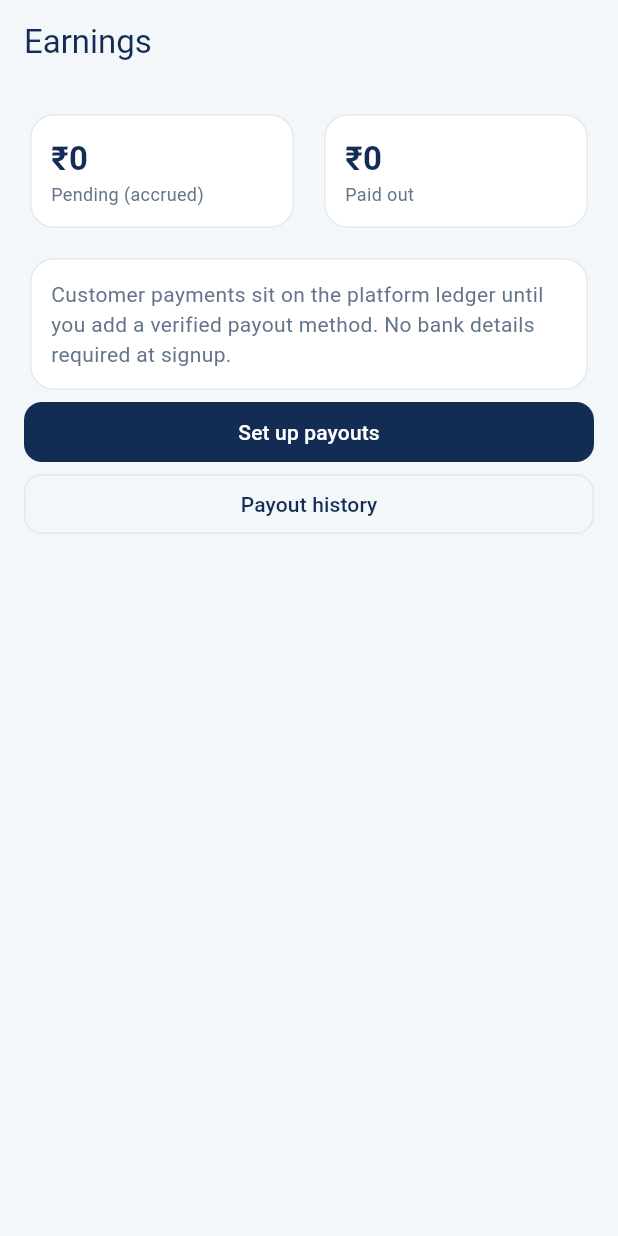
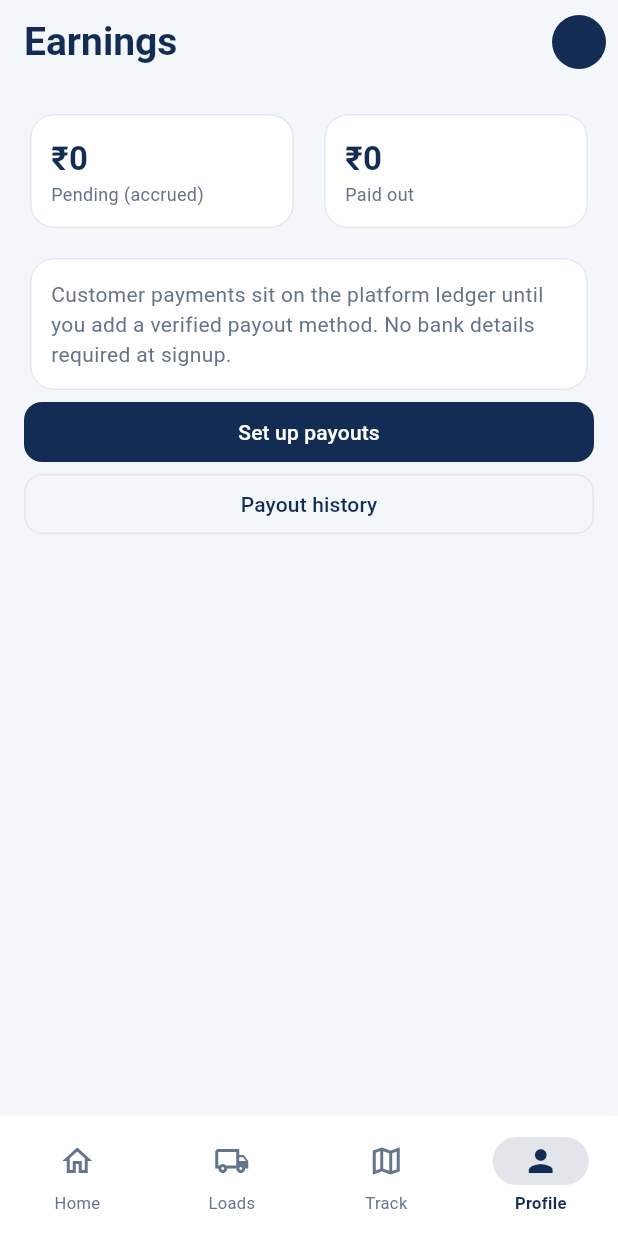
Before and after one commit to uwais/naviG8r, a Flutter app: the screen it shows after launch, item 4 of the bottom bar chosen, after a tap on "Earnings & payouts", on a phone screen of 412 x 824 dp. Run offline on Flutter 3.47's test engine with Material 3 defaults, Android fonts, the phone set to English and light mode, and no system bars; our stand-ins replace dio, flutter_secure_storage, geolocator, go_router, google_maps_flutter; missing offline and left inert: razorpay_flutter; network calls fail.

Commit message:
Fix driver shell navigation for Flutter 3.22 and stable back stack.
Use go_router ShellRoute so the bottom nav stays mounted through trip,
POD, and earnings flows. Drill-down routes use push/pop; tab switches use
go. Replace onPopInvokedWithResult with onPopInvoked for Flutter 3.22.

Co-authored-by: Cursor <cursoragent@cursor.com>

```diff
--- a/apps/driver_pilot/lib/driver_flow.dart
+++ b/apps/driver_pilot/lib/driver_flow.dart
@@ -11,23 +11,46 @@ import "location_editor.dart";
 import "maps_config.dart";
 import "pilot_api.dart";
 
-/// Bottom-nav shell for the carrier driver journey.
+/// Nested navigator for the driver shell (tabs + pushed detail routes).
+final GlobalKey<NavigatorState> driverShellNavigatorKey = GlobalKey<NavigatorState>();
+
+/// App bar title from the current driver route.
+String driverShellTitle(String path) {
+  if (path == "/driver") return "NaviG8r";
+  if (path.startsWith("/driver/loads")) return "Loads";
+  if (path.startsWith("/driver/track")) return "Track";
+  if (path.startsWith("/driver/profile")) return "Profile";
+  if (path.startsWith("/driver/trip/")) return "Active trip";
+  if (path.startsWith("/driver/shipment/")) return "Proof of delivery";
+  if (path.startsWith("/driver/earnings")) return "Earnings";
+  if (path.startsWith("/driver/payout-setup")) return "Payout method";
+  if (path.startsWith("/driver/payout-history")) return "Payout history";
+  return "NaviG8r";
+}
+
+/// Bottom-nav shell for the carrier driver journey (single instance via [ShellRoute]).
 class DriverShell extends StatelessWidget {
   const DriverShell({
     required this.title,
     required this.currentPath,
-    required this.body,
+    required this.child,
     this.actions,
+    this.showBottomNav = true,
     super.key,
   });
 
   final String title;
   final String currentPath;
-  final Widget body;
+  final Widget child;
   final List<Widget>? actions;
+  final bool showBottomNav;
 
   int _indexForPath(String path) {
-    if (path.startsWith("/driver/loads")) return 1;
+    if (path.startsWith("/driver/loads") ||
+        path.startsWith("/driver/trip/") ||
+        path.startsWith("/driver/shipment/")) {
+      return 1;
+    }
     if (path.startsWith("/driver/track")) return 2;
     if (path.startsWith("/driver/profile") ||
         path.startsWith("/driver/earnings") ||
@@ -54,8 +77,26 @@ class DriverShell extends StatelessWidget {
   @override
   Widget build(BuildContext context) {
     final selected = _indexForPath(currentPath);
-    return Scaffold(
+    final shellNav = Navigator.of(context);
+    final canPop = shellNav.canPop();
+
+    return PopScope(
+      canPop: canPop,
+      onPopInvoked: (didPop) {
+        if (didPop) return;
+        // Tab roots have no stack entry — back goes to driver home instead of crashing.
+        if (currentPath != "/driver" && currentPath.startsWith("/driver")) {
+          context.go("/driver");
+        }
+      },
+      child: Scaffold(
         appBar: AppBar(
+          leading: canPop
+              ? IconButton(
+                  icon: const Icon(Icons.arrow_back),
+                  onPressed: () => context.pop(),
+                )
+              : null,
           title: Text(title, style: const TextStyle(fontWeight: FontWeight.w700, fontSize: 26)),
           actions: [
             if (actions != null) ...actions!,
@@ -65,8 +106,9 @@ class DriverShell extends StatelessWidget {
             ),
           ],
         ),
-      body: SafeArea(child: body),
-      bottomNavigationBar: NavigationBar(
+        body: SafeArea(child: child),
+        bottomNavigationBar: showBottomNav
+            ? NavigationBar(
                 selectedIndex: selected,
                 onDestinationSelected: (index) {
                   final target = _pathForIndex(index);
@@ -82,6 +124,8 @@ class DriverShell extends StatelessWidget {
                   NavigationDestination(icon: Icon(Icons.map_outlined), selectedIcon: Icon(Icons.map), label: "Track"),
                   NavigationDestination(icon: Icon(Icons.person_outline), selectedIcon: Icon(Icons.person), label: "Profile"),
                 ],
+              )
+            : null,
       ),
     );
   }
@@ -92,10 +136,7 @@ class DriverWelcomeScreen extends StatelessWidget {
 
   @override
   Widget build(BuildContext context) {
-    return DriverShell(
-      title: "NaviG8r",
-      currentPath: "/driver",
-      body: Padding(
+    return Padding(
       padding: const EdgeInsets.all(20),
       child: Column(
         crossAxisAlignment: CrossAxisAlignment.stretch,
@@ -133,7 +174,6 @@ class DriverWelcomeScreen extends StatelessWidget {
           const SizedBox(height: 8),
           TextButton(onPressed: () => context.go("/pilot-lab"), child: const Text("Developer lab")),
         ],
-        ),
       ),
     );
   }
@@ -513,10 +553,7 @@ class _DriverLoadsScreenState extends State<DriverLoadsScreen> {
   Widget build(BuildContext context) {
     final summary = _loadsSummary();
 
-    return DriverShell(
-      title: "Loads",
-      currentPath: "/driver/loads",
-      body: RefreshIndicator(
+    return RefreshIndicator(
         onRefresh: _load,
         child: ListView(
           physics: const AlwaysScrollableScrollPhysics(),
@@ -597,10 +634,9 @@ class _DriverLoadsScreenState extends State<DriverLoadsScreen> {
                 padding: EdgeInsets.only(top: 24),
                 child: Text("No trips match these filters.", style: TextStyle(color: DriverTheme.muted)),
               ),
-            ..._filtered.map((t) => _LoadCard(trip: t, onView: () => context.go("/driver/trip/${t["id"]}/active"))),
+            ..._filtered.map((t) => _LoadCard(trip: t, onView: () => context.push("/driver/trip/${t["id"]}/active"))),
             const SizedBox(height: 24),
           ],
-        ),
         ),
     );
   }
@@ -754,10 +790,7 @@ class _DriverTrackScreenState extends State<DriverTrackScreen> {
 
   @override
   Widget build(BuildContext context) {
-    return DriverShell(
-      title: "Track",
-      currentPath: "/driver/track",
-      body: RefreshIndicator(
+    return RefreshIndicator(
         onRefresh: _load,
         child: ListView(
           padding: const EdgeInsets.all(16),
@@ -776,11 +809,10 @@ class _DriverTrackScreenState extends State<DriverTrackScreen> {
                 title: Text("${t["originCity"]} → ${t["destCity"]}"),
                 subtitle: Text("Reserved ${t["reservedKg"]}kg · ${t["status"]}"),
                 trailing: const Icon(Icons.chevron_right),
-                onTap: () => context.go("/driver/trip/${t["id"]}/active"),
+                onTap: () => context.push("/driver/trip/${t["id"]}/active"),
               ),
             ),
           ],
-        ),
         ),
       );
   }
@@ -791,10 +823,7 @@ class DriverProfileScreen extends StatelessWidget {
 
   @override
   Widget build(BuildContext context) {
-    return DriverShell(
-      title: "Profile",
-      currentPath: "/driver/profile",
-      body: ListView(
+    return ListView(
       padding: const EdgeInsets.all(16),
       children: [
         Card(
@@ -808,7 +837,7 @@ class DriverProfileScreen extends StatelessWidget {
           title: const Text("Earnings & payouts"),
           subtitle: Text(DriverSession.payoutSetupComplete ? "Payout method on file" : "Set up before first transfer"),
           trailing: const Icon(Icons.chevron_right),
-            onTap: () => context.go("/driver/earnings"),
+          onTap: () => context.push("/driver/earnings"),
         ),
         ListTile(
           leading: const Icon(Icons.add_road, color: DriverTheme.navy),
@@ -825,7 +854,6 @@ class DriverProfileScreen extends StatelessWidget {
           },
         ),
       ],
-      ),
     );
   }
 }
@@ -920,9 +948,7 @@ class _DriverActiveTripScreenState extends State<DriverActiveTripScreen> {
 
     final mapsKeyMissing = kMapsApiKey.isEmpty;
 
-    return Scaffold(
-      appBar: AppBar(title: Text(trip == null ? "Active trip" : "${trip["originCity"]} → ${trip["destCity"]}")),
-      body: _loading
+    return _loading
           ? const Center(child: CircularProgressIndicator())
           : Column(
               children: [
@@ -971,7 +997,7 @@ class _DriverActiveTripScreenState extends State<DriverActiveTripScreen> {
                             subtitle: Text("$st · ${formatInrFromPaise(s["netToCarrierPaise"] as num? ?? 0)} net"),
                             trailing: st == "BOOKED"
                                 ? TextButton(
-                                    onPressed: () => context.go("/driver/shipment/$id/pod"),
+                                    onPressed: () => context.push("/driver/shipment/$id/pod"),
                                     child: const Text("POD"),
                                   )
                                 : null,
@@ -986,7 +1012,7 @@ class _DriverActiveTripScreenState extends State<DriverActiveTripScreen> {
                           Expanded(
                             child: FilledButton(
                               onPressed: next != null && next["status"] == "BOOKED"
-                                  ? () => context.go("/driver/shipment/${next["id"]}/pod")
+                                  ? () => context.push("/driver/shipment/${next["id"]}/pod")
                                   : null,
                               child: const Text("Mark arrived / POD"),
                             ),
@@ -997,7 +1023,6 @@ class _DriverActiveTripScreenState extends State<DriverActiveTripScreen> {
                   ),
                 ),
               ],
-            ),
             );
   }
 }
@@ -1038,9 +1063,7 @@ class _DriverPodScreenState extends State<DriverPodScreen> {
 
   @override
   Widget build(BuildContext context) {
-    return Scaffold(
-      appBar: AppBar(title: const Text("Proof of delivery")),
-      body: Padding(
+    return Padding(
       padding: const EdgeInsets.all(20),
       child: Column(
         crossAxisAlignment: CrossAxisAlignment.stretch,
@@ -1059,7 +1082,6 @@ class _DriverPodScreenState extends State<DriverPodScreen> {
                 : const Text("Confirm POD"),
           ),
         ],
-        ),
       ),
     );
   }
@@ -1101,9 +1123,7 @@ class _DriverEarningsScreenState extends State<DriverEarningsScreen> {
     final paid = s?["paidPaise"] as num? ?? 0;
     final kyc = s?["kycStatus"]?.toString() ?? DriverSession.kycStatus ?? "NOT_STARTED";
 
-    return Scaffold(
-      appBar: AppBar(title: const Text("Earnings")),
-      body: _loading
+    return _loading
         ? const Center(child: CircularProgressIndicator())
         : ListView(
             padding: const EdgeInsets.all(16),
@@ -1128,12 +1148,11 @@ class _DriverEarningsScreenState extends State<DriverEarningsScreen> {
                 ),
               ),
               FilledButton(
-                  onPressed: () => context.go("/driver/payout-setup"),
+                onPressed: () => context.push("/driver/payout-setup"),
                 child: Text(kyc == "NOT_STARTED" ? "Set up payouts" : "Update payout method"),
               ),
-                OutlinedButton(onPressed: () => context.go("/driver/payout-history"), child: const Text("Payout history")),
+              OutlinedButton(onPressed: () => context.push("/driver/payout-history"), child: const Text("Payout history")),
             ],
-            ),
           );
   }
 }
@@ -1191,7 +1210,7 @@ class _DriverPayoutSetupScreenState extends State<DriverPayoutSetupScreen> {
       await DriverSession.refresh();
       if (!mounted) return;
       ScaffoldMessenger.of(context).showSnackBar(SnackBar(content: Text(msg)));
-      context.go("/driver/payout-history");
+      context.push("/driver/payout-history");
     } catch (e) {
       if (mounted) ScaffoldMessenger.of(context).showSnackBar(SnackBar(content: Text(formatApiError(e))));
     } finally {
@@ -1201,9 +1220,7 @@ class _DriverPayoutSetupScreenState extends State<DriverPayoutSetupScreen> {
 
   @override
   Widget build(BuildContext context) {
-    return Scaffold(
-      appBar: AppBar(title: const Text("Payout method")),
-      body: Padding(
+    return Padding(
       padding: const EdgeInsets.all(20),
       child: Column(
         crossAxisAlignment: CrossAxisAlignment.stretch,
@@ -1223,7 +1240,6 @@ class _DriverPayoutSetupScreenState extends State<DriverPayoutSetupScreen> {
                 : const Text("Save and verify"),
           ),
         ],
-        ),
       ),
     );
   }
@@ -1266,9 +1282,7 @@ class _DriverPayoutHistoryScreenState extends State<DriverPayoutHistoryScreen> {
 
   @override
   Widget build(BuildContext context) {
-    return Scaffold(
-      appBar: AppBar(title: const Text("Payout history")),
-      body: _loading
+    return _loading
         ? const Center(child: CircularProgressIndicator())
         : ListView(
             padding: const EdgeInsets.all(16),
@@ -1283,33 +1297,58 @@ class _DriverPayoutHistoryScreenState extends State<DriverPayoutHistoryScreen> {
                   ),
                 );
               }),
-                OutlinedButton(onPressed: () => context.go("/driver/earnings"), child: const Text("Back to earnings")),
             ],
-            ),
           );
   }
 }
 
-/// Routes for the integrated driver onboarding + payout flow.
+/// Driver navigation uses [ShellRoute] so the bottom nav stays mounted.
+///
+/// Alternatives considered:
+/// - **Per-screen [DriverShell] + flat [GoRoute]s** (previous): simple but no real stack;
+///   Android back with only [go] caused empty pop / instability.
+/// - **IndexedStack tab state**: persistent tabs but poor deep-linking and URL sync.
+/// - **Full-screen detail routes on root navigator**: hides nav on drill-down; rejected for flow continuity.
+///
+/// Chosen: shell navigator for tabs + [push] for drill-down (active trip, POD, earnings stack);
+/// [go] for tab switches; [PopScope] sends back to `/driver` from tab roots.
 List<RouteBase> driverFlowRoutes() {
   return [
-    GoRoute(path: "/driver", builder: (_, __) => const DriverWelcomeScreen()),
+    ShellRoute(
+      navigatorKey: driverShellNavigatorKey,
+      builder: (context, state, child) {
+        final path = state.uri.path;
+        return DriverShell(
+          title: driverShellTitle(path),
+          currentPath: path,
+          child: child,
+        );
+      },
+      routes: [
+        GoRoute(
+          path: "/driver",
+          builder: (_, __) => const DriverWelcomeScreen(),
+          routes: [
+            GoRoute(path: "loads", builder: (_, __) => const DriverLoadsScreen()),
+            GoRoute(path: "track", builder: (_, __) => const DriverTrackScreen()),
+            GoRoute(path: "profile", builder: (_, __) => const DriverProfileScreen()),
+            GoRoute(
+              path: "trip/:tripId/active",
+              builder: (_, state) => DriverActiveTripScreen(tripId: state.pathParameters["tripId"] ?? ""),
+            ),
+            GoRoute(
+              path: "shipment/:shipmentId/pod",
+              builder: (_, state) => DriverPodScreen(shipmentId: state.pathParameters["shipmentId"] ?? ""),
+            ),
+            GoRoute(path: "earnings", builder: (_, __) => const DriverEarningsScreen()),
+            GoRoute(path: "payout-setup", builder: (_, __) => const DriverPayoutSetupScreen()),
+            GoRoute(path: "payout-history", builder: (_, __) => const DriverPayoutHistoryScreen()),
+          ],
+        ),
+      ],
+    ),
     GoRoute(path: "/driver/onboarding/phone", builder: (_, __) => const DriverPhoneScreen()),
     GoRoute(path: "/driver/onboarding/otp", builder: (_, __) => const DriverOtpScreen()),
     GoRoute(path: "/driver/onboarding/register", builder: (_, __) => const DriverRegisterScreen()),
-    GoRoute(path: "/driver/loads", builder: (_, __) => const DriverLoadsScreen()),
-    GoRoute(path: "/driver/track", builder: (_, __) => const DriverTrackScreen()),
-    GoRoute(path: "/driver/profile", builder: (_, __) => const DriverProfileScreen()),
-    GoRoute(
-      path: "/driver/trip/:tripId/active",
-      builder: (_, state) => DriverActiveTripScreen(tripId: state.pathParameters["tripId"] ?? ""),
-    ),
-    GoRoute(
-      path: "/driver/shipment/:shipmentId/pod",
-      builder: (_, state) => DriverPodScreen(shipmentId: state.pathParameters["shipmentId"] ?? ""),
-    ),
-    GoRoute(path: "/driver/earnings", builder: (_, __) => const DriverEarningsScreen()),
-    GoRoute(path: "/driver/payout-setup", builder: (_, __) => const DriverPayoutSetupScreen()),
-    GoRoute(path: "/driver/payout-history", builder: (_, __) => const DriverPayoutHistoryScreen()),
   ];
 }
```
Lines whose indentation alone changed are shown as unchanged.
